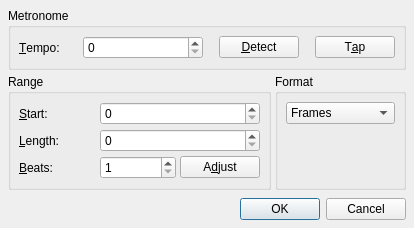
This is src/qtractorTempoAdjustForm.ui in rncbc/qtractor as Qt 5 draws it before an edit. The edited form follows.
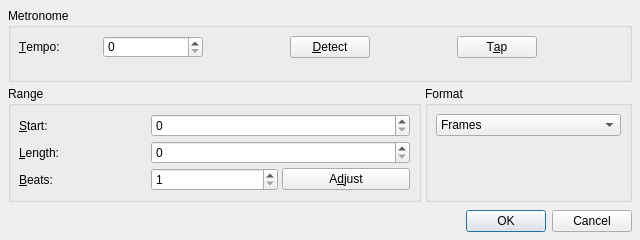
This is the edited form. Icons and pictures are not drawn. Custom widgets are drawn as their Qt base class.

Commit message: - Some layout adjustments to Clip > Tempo Adjust form.

What changed in the file:
```diff
--- a/src/qtractorTempoAdjustForm.ui
+++ b/src/qtractorTempoAdjustForm.ui
@@ -26,8 +26,8 @@
    <rect>
     <x>0</x>
     <y>0</y>
-    <width>320</width>
-    <height>120</height>
+    <width>640</width>
+    <height>240</height>
    </rect>
   </property>
   <property name="focusPolicy">
@@ -74,8 +74,8 @@
          <widget class="qtractorTempoSpinBox" name="TempoSpinBox">
           <property name="minimumSize">
            <size>
-            <width>120</width>
-            <height>0</height>
+            <width>100</width>
+            <height>10</height>
            </size>
           </property>
           <property name="toolTip">
@@ -129,7 +129,23 @@
           </property>
          </widget>
         </item>
-        <item row="1" column="0" colspan="6">
+        <item row="0" column="6">
+         <spacer>
+          <property name="orientation">
+           <enum>Qt::Horizontal</enum>
+          </property>
+          <property name="sizeType">
+           <enum>QSizePolicy::Minimum</enum>
+          </property>
+          <property name="sizeHint">
+           <size>
+            <width>8</width>
+            <height>20</height>
+           </size>
+          </property>
+         </spacer>
+        </item>
+        <item row="1" column="0" colspan="7">
          <spacer>
           <property name="orientation">
            <enum>Qt::Vertical</enum>
@@ -137,7 +153,7 @@
           <property name="sizeHint">
           <size>
            <width>20</width>
-           <height>0</height>
+           <height>20</height>
           </size>
           </property>
          </spacer>
```
The commit also changes 8 other files.
